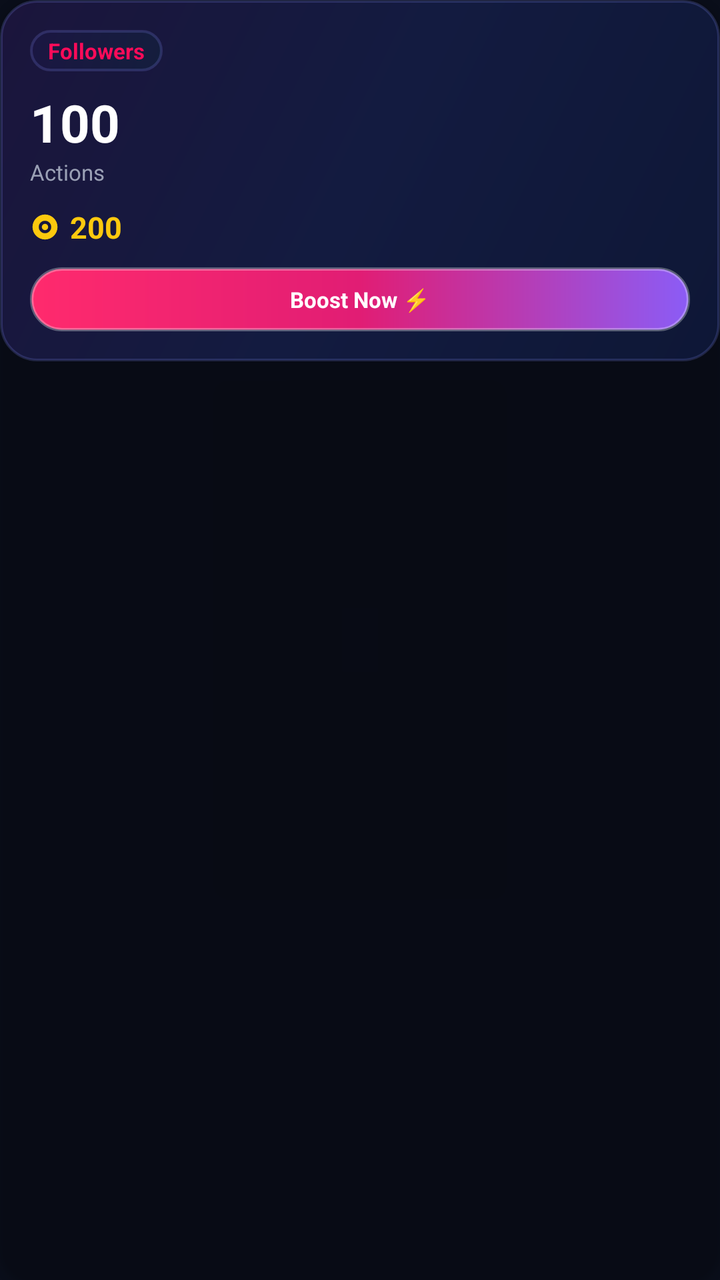
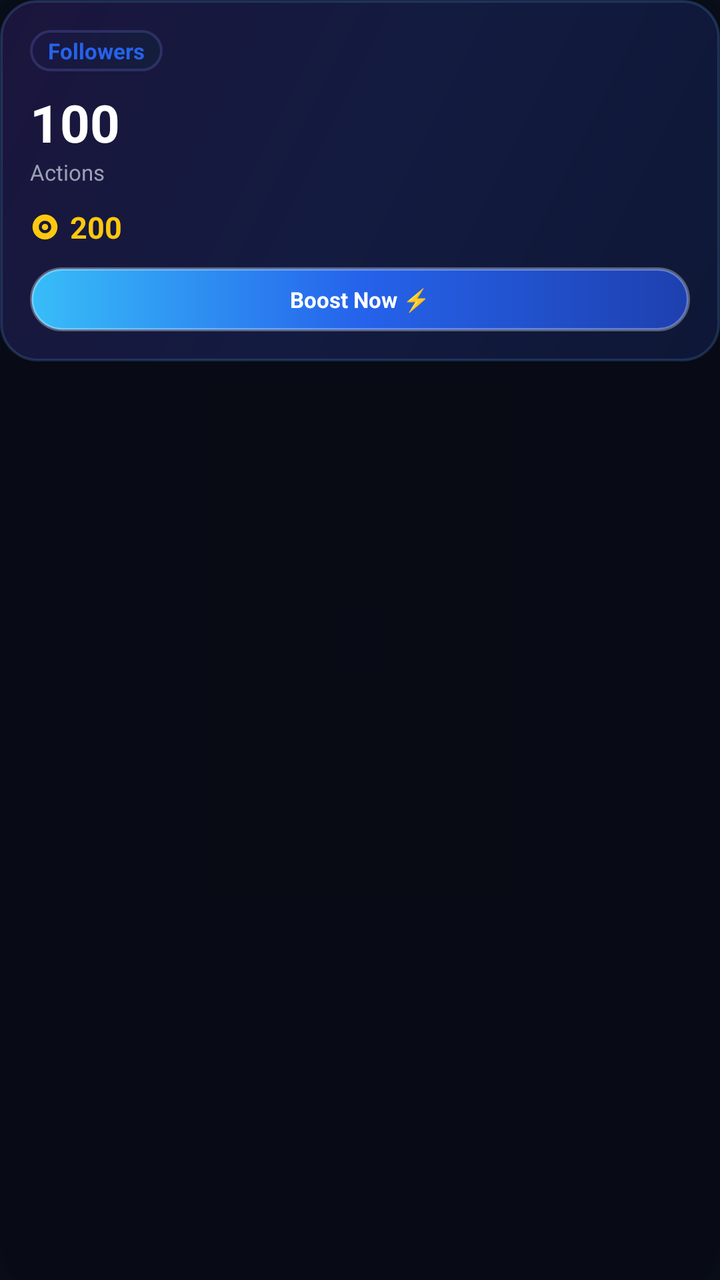

Before-and-after screenshots of an Android layout around one commit, followed by the original layout XML and the change that was made.
<!-- AndroidManifest.xml: application theme Theme.TomQuiz -->
<!-- res/layout/item_boost_product.xml -->
<?xml version="1.0" encoding="utf-8"?>
<com.google.android.material.card.MaterialCardView
    xmlns:android="http://schemas.android.com/apk/res/android"
    xmlns:app="http://schemas.android.com/apk/res-auto"
    android:layout_width="match_parent"
    android:layout_height="wrap_content"
    android:layout_margin="6dp"
    android:clickable="true"
    android:focusable="true"
    app:cardBackgroundColor="@android:color/transparent"
    app:cardCornerRadius="18dp"
    app:cardElevation="2dp"
    app:strokeWidth="0dp">

    <LinearLayout
        android:layout_width="match_parent"
        android:layout_height="wrap_content"
        android:background="@drawable/bg_card_cosmic_gradient"
        android:orientation="vertical"
        android:padding="15dp">

        
        <TextView
            android:id="@+id/tv_boost_type"
            android:layout_width="wrap_content"
            android:layout_height="wrap_content"
            android:background="@drawable/tt_btn_skip"
            android:paddingStart="9dp"
            android:paddingTop="3dp"
            android:paddingEnd="9dp"
            android:paddingBottom="3dp"
            android:text="Followers"
            android:textColor="@color/tt_pink"
            android:textSize="11sp"
            android:textStyle="bold" />

        
        <TextView
            android:id="@+id/tv_boost_count"
            android:layout_width="wrap_content"
            android:layout_height="wrap_content"
            android:layout_marginTop="8dp"
            android:text="100"
            android:textColor="@color/tt_text_primary"
            android:textSize="26sp"
            android:textStyle="bold" />

        <TextView
            android:id="@+id/tv_boost_count_label"
            android:layout_width="wrap_content"
            android:layout_height="wrap_content"
            android:text="@string/tt_boost_actions"
            android:textColor="@color/tt_text_secondary"
            android:textSize="11sp" />

        
        <LinearLayout
            android:layout_width="match_parent"
            android:layout_height="wrap_content"
            android:layout_marginTop="10dp"
            android:gravity="center_vertical"
            android:orientation="horizontal">

            <ImageView
                android:id="@+id/iv_boost_icon"
                android:layout_width="15dp"
                android:layout_height="15dp"
                android:contentDescription="Coins"
                android:src="@drawable/ic_coin"
                app:tint="@color/tt_gold" />

            <TextView
                android:id="@+id/tv_boost_price"
                android:layout_width="wrap_content"
                android:layout_height="wrap_content"
                android:layout_marginStart="5dp"
                android:text="200"
                android:textColor="@color/tt_gold"
                android:textSize="15sp"
                android:textStyle="bold" />
        </LinearLayout>

        
        <TextView
            android:id="@+id/tv_boost_locked"
            android:layout_width="match_parent"
            android:layout_height="wrap_content"
            android:layout_marginTop="4dp"
            android:text="@string/tt_boost_need_more"
            android:textColor="@color/tt_tip_red"
            android:textSize="10sp"
            android:visibility="gone" />

        
        <TextView
            android:id="@+id/btn_card_boost_action"
            android:layout_width="match_parent"
            android:layout_height="32dp"
            android:gravity="center"
            android:text="Boost Now ⚡"
            android:textSize="11sp"
            android:textStyle="bold"
            android:textColor="@color/white"
            android:background="@drawable/tt_btn_follow"
            android:layout_marginTop="10dp" />

    </LinearLayout>
</com.google.android.material.card.MaterialCardView>
<!-- resources referenced by this layout -->
<resources>
  <color name="tt_gold">#FDC90E</color>
  <color name="tt_pink">#FF0B59</color>
  <color name="tt_text_primary">#FFFFFF</color>
  <color name="tt_text_secondary">#9AA0B5</color>
  <color name="tt_tip_red">#FF0B59</color>
  <color name="white">#FFFFFFFF</color>
  <!-- drawable bg_card_cosmic_gradient (drawable) -->
  <?xml version="1.0" encoding="utf-8"?>
  <shape xmlns:android="http://schemas.android.com/apk/res/android"
      android:shape="rectangle">
      <corners android:radius="18dp" />
      <gradient
          android:angle="135"
          android:type="linear"
          android:startColor="@color/card_grad_start"
          android:centerColor="@color/card_grad_mid"
          android:endColor="@color/card_grad_end" />
      <stroke
          android:width="1.2dp"
          android:color="#33818CF8" />
  </shape>
  <!-- drawable ic_coin (drawable) -->
  <?xml version="1.0" encoding="utf-8"?>
  <vector xmlns:android="http://schemas.android.com/apk/res/android"
      android:width="24dp"
      android:height="24dp"
      android:viewportWidth="24"
      android:viewportHeight="24">
      <path
          android:fillColor="#FFFFFFFF"
          android:pathData="M12,2C6.48,2 2,6.48 2,12s4.48,10 10,10 10,-4.48 10,-10S17.52,2 12,2zM12,17c-2.76,0 -5,-2.24 -5,-5s2.24,-5 5,-5 5,2.24 5,5 -2.24,5 -5,5z" />
      <path
          android:fillColor="#FFFFFFFF"
          android:pathData="M12,9.5c-1.38,0 -2.5,1.12 -2.5,2.5s1.12,2.5 2.5,2.5 2.5,-1.12 2.5,-2.5 -1.12,-2.5 -2.5,-2.5z" />
  </vector>
  <!-- drawable tt_btn_follow (drawable) -->
  <?xml version="1.0" encoding="utf-8"?>
  <shape xmlns:android="http://schemas.android.com/apk/res/android"
      android:shape="rectangle">
      <corners android:radius="999dp" />
      <gradient
          android:angle="0"
          android:type="linear"
          android:startColor="@color/cta_start"
          android:centerColor="@color/cta_mid"
          android:endColor="@color/cta_end" />
      <stroke
          android:width="1.5dp"
          android:color="#4DFFFFFF" />
  </shape>
  <!-- drawable tt_btn_skip (drawable) -->
  <?xml version="1.0" encoding="utf-8"?>
  <shape xmlns:android="http://schemas.android.com/apk/res/android"
      android:shape="rectangle">
      <corners android:radius="999dp" />
      <gradient
          android:angle="135"
          android:type="linear"
          android:startColor="#141E3D"
          android:endColor="#1B1642" />
      <stroke
          android:width="1.2dp"
          android:color="#33818CF8" />
  </shape>
  <string name="tt_boost_actions">Actions</string>
  <string name="tt_boost_need_more">Not enough coins</string>
  <style name="Theme.TomQuiz" parent="Base.Theme.TomQuiz" />
  <color name="card_grad_start">#0E1736</color>
  <color name="card_grad_mid">#131B40</color>
  <color name="card_grad_end">#1B153C</color>
  <color name="cta_start">#FF2A6D</color>
  <color name="cta_mid">#E11D74</color>
  <color name="cta_end">#8B5CF6</color>
  <style name="Base.Theme.TomQuiz" parent="Theme.Material3.DayNight.NoActionBar">
          <item name="colorPrimary">@color/primary_indigo</item>
          <item name="colorPrimaryVariant">@color/primary_indigo_dark</item>
          <item name="colorSecondary">@color/accent_cyan</item>
          <item name="android:statusBarColor">@color/bg_dark</item>
          <item name="android:navigationBarColor">@color/bg_dark</item>
          <item name="android:windowBackground">@color/bg_dark</item>
      </style>
  <color name="primary_indigo">#6366F1</color>
  <color name="primary_indigo_dark">#4F46E5</color>
  <color name="accent_cyan">#06B6D4</color>
  <color name="bg_dark">#0A0E1A</color>
</resources>

<!-- the commit's change to res/layout/item_boost_product.xml (unified diff, before → after) -->
@@ -30,7 +30,7 @@
             android:paddingEnd="9dp"
             android:paddingBottom="3dp"
             android:text="Followers"
-            android:textColor="@color/tt_pink"
+            android:textColor="@color/tt_accent"
             android:textSize="11sp"
             android:textStyle="bold" />
 
<!-- resource entries referenced after the edit -->
@@ -1,10 +1,10 @@
 <!-- resources referenced by this layout -->
 <resources>
+  <color name="tt_accent">#2563EB</color>
   <color name="tt_gold">#FDC90E</color>
-  <color name="tt_pink">#FF0B59</color>
   <color name="tt_text_primary">#FFFFFF</color>
   <color name="tt_text_secondary">#9AA0B5</color>
-  <color name="tt_tip_red">#FF0B59</color>
+  <color name="tt_tip_red">#FF5C5C</color>
   <color name="white">#FFFFFFFF</color>
   <!-- drawable bg_card_cosmic_gradient (drawable) -->
   <?xml version="1.0" encoding="utf-8"?>
@@ -19,7 +19,7 @@
           android:endColor="@color/card_grad_end" />
       <stroke
           android:width="1.2dp"
-          android:color="#33818CF8" />
+          android:color="#3360A5FA" />
   </shape>
   <!-- drawable ic_coin (drawable) -->
   <?xml version="1.0" encoding="utf-8"?>
@@ -70,20 +70,26 @@
   <color name="card_grad_start">#0E1736</color>
   <color name="card_grad_mid">#131B40</color>
   <color name="card_grad_end">#1B153C</color>
-  <color name="cta_start">#FF2A6D</color>
-  <color name="cta_mid">#E11D74</color>
-  <color name="cta_end">#8B5CF6</color>
+  <color name="cta_start">#38BDF8</color>
+  <color name="cta_mid">#2563EB</color>
+  <color name="cta_end">#1E40AF</color>
   <style name="Base.Theme.TomQuiz" parent="Theme.Material3.DayNight.NoActionBar">
-          <item name="colorPrimary">@color/primary_indigo</item>
-          <item name="colorPrimaryVariant">@color/primary_indigo_dark</item>
-          <item name="colorSecondary">@color/accent_cyan</item>
-          <item name="android:statusBarColor">@color/bg_dark</item>
-          <item name="android:navigationBarColor">@color/bg_dark</item>
+          
+          <item name="colorPrimary">@color/tt_accent</item>
+          <item name="colorPrimaryVariant">@color/tt_accent_dim</item>
+          <item name="colorSecondary">@color/tt_accent_light</item>
+  
+          
+          <item name="android:statusBarColor">@color/tt_top_bar</item>
+          <item name="android:navigationBarColor">@color/tt_top_bar</item>
+          
+          <item name="android:windowLightStatusBar">false</item>
+          <item name="android:windowLightNavigationBar">false</item>
           <item name="android:windowBackground">@color/bg_dark</item>
       </style>
-  <color name="primary_indigo">#6366F1</color>
-  <color name="primary_indigo_dark">#4F46E5</color>
-  <color name="accent_cyan">#06B6D4</color>
+  <color name="tt_accent_dim">#1D4ED8</color>
+  <color name="tt_accent_light">#60A5FA</color>
+  <color name="tt_top_bar">#030D22</color>
   <color name="bg_dark">#0A0E1A</color>
 </resources>
 
